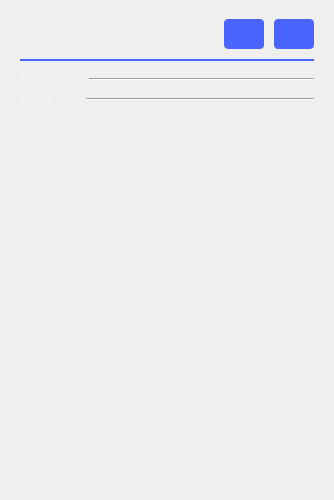
analogdevicesinc/scopy, file ui/la_settings.ui: the form before one commit.
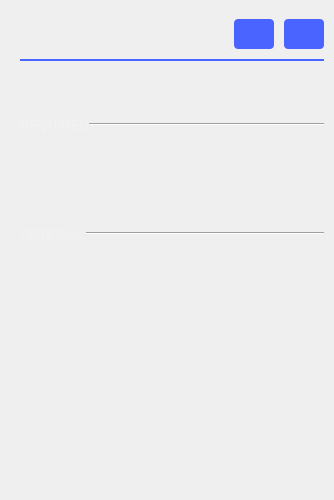
The form after the commit. Icons and pictures are not drawn.

The edit to the form file:
```diff
--- a/ui/la_settings.ui
+++ b/ui/la_settings.ui
@@ -57,7 +57,7 @@
     <number>10</number>
    </property>
    <property name="rightMargin">
-    <number>20</number>
+    <number>10</number>
    </property>
    <property name="bottomMargin">
     <number>0</number>
@@ -251,8 +251,8 @@
        <rect>
         <x>0</x>
         <y>0</y>
-        <width>294</width>
-        <height>426</height>
+        <width>304</width>
+        <height>213</height>
        </rect>
       </property>
       <property name="sizePolicy">
@@ -489,22 +489,25 @@
          </layout>
         </widget>
        </item>
+      </layout>
+     </widget>
+    </widget>
+   </item>
        <item>
         <spacer name="verticalSpacer">
          <property name="orientation">
           <enum>Qt::Vertical</enum>
          </property>
+     <property name="sizeType">
+      <enum>QSizePolicy::MinimumExpanding</enum>
+     </property>
          <property name="sizeHint" stdset="0">
           <size>
            <width>20</width>
-           <height>40</height>
+       <height>20</height>
           </size>
          </property>
         </spacer>
-       </item>
-      </layout>
-     </widget>
-    </widget>
    </item>
   </layout>
  </widget>
```
Lines whose indentation alone changed are shown as unchanged.
